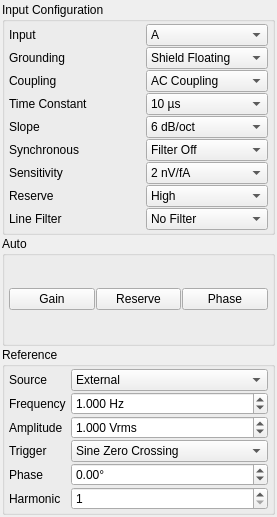
Before: the Qt Designer form QSR830/SR830Settings_UI.ui in davidgrier/qacam, drawn with Qt 5.
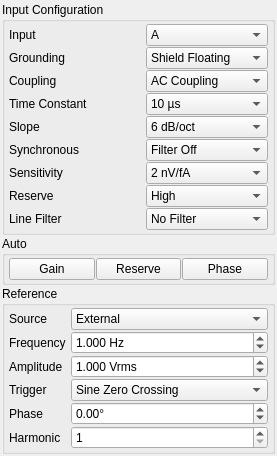
After: the same form once the commit is applied.

What changed in the file:
```diff
--- a/QSR830/SR830Settings_UI.ui
+++ b/QSR830/SR830Settings_UI.ui
@@ -8,7 +8,7 @@
     <x>0</x>
     <y>0</y>
     <width>277</width>
-    <height>517</height>
+    <height>454</height>
    </rect>
   </property>
   <property name="minimumSize">
```
